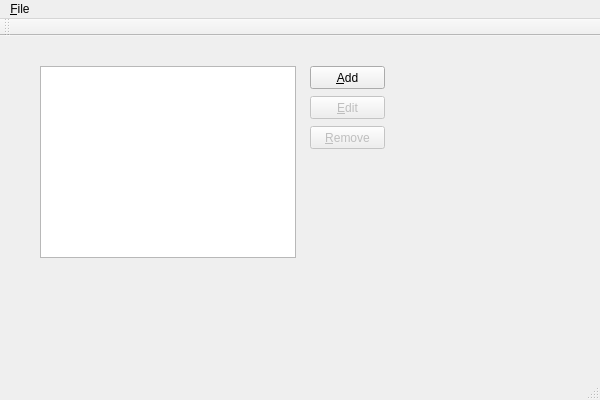
Above: source/mainwindow.ui from martin-kudlicka/compact-ntfs before the change. Below: the same form after it.
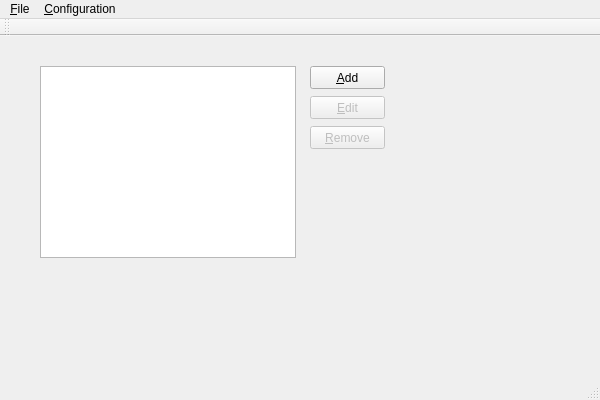
That is the form after the change.

```diff
--- a/source/mainwindow.ui
+++ b/source/mainwindow.ui
@@ -91,7 +91,14 @@
     </property>
     <addaction name="action_Exit"/>
    </widget>
+   <widget class="QMenu" name="menu_Configuratio">
+    <property name="title">
+     <string>&amp;Configuration</string>
+    </property>
+    <addaction name="actionOptions"/>
+   </widget>
    <addaction name="menu_File"/>
+   <addaction name="menu_Configuratio"/>
   </widget>
   <widget class="QToolBar" name="mainToolBar">
    <attribute name="toolBarArea">
```
Left out of the diff: 5 changed lines with no effect on the pictures.
